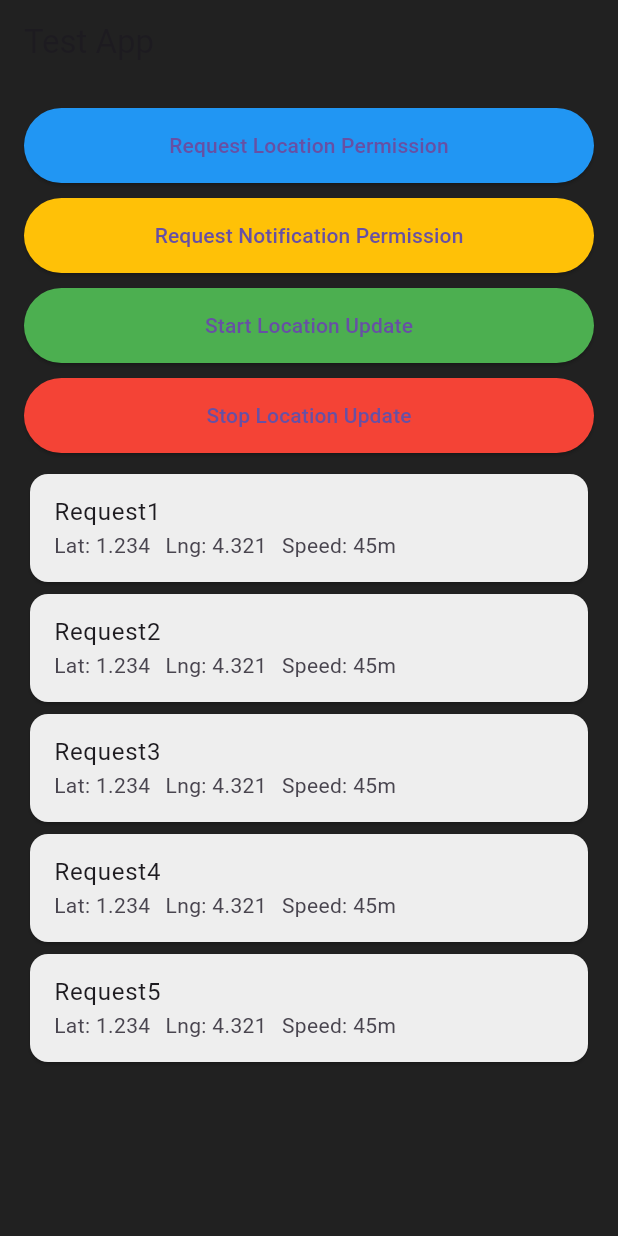
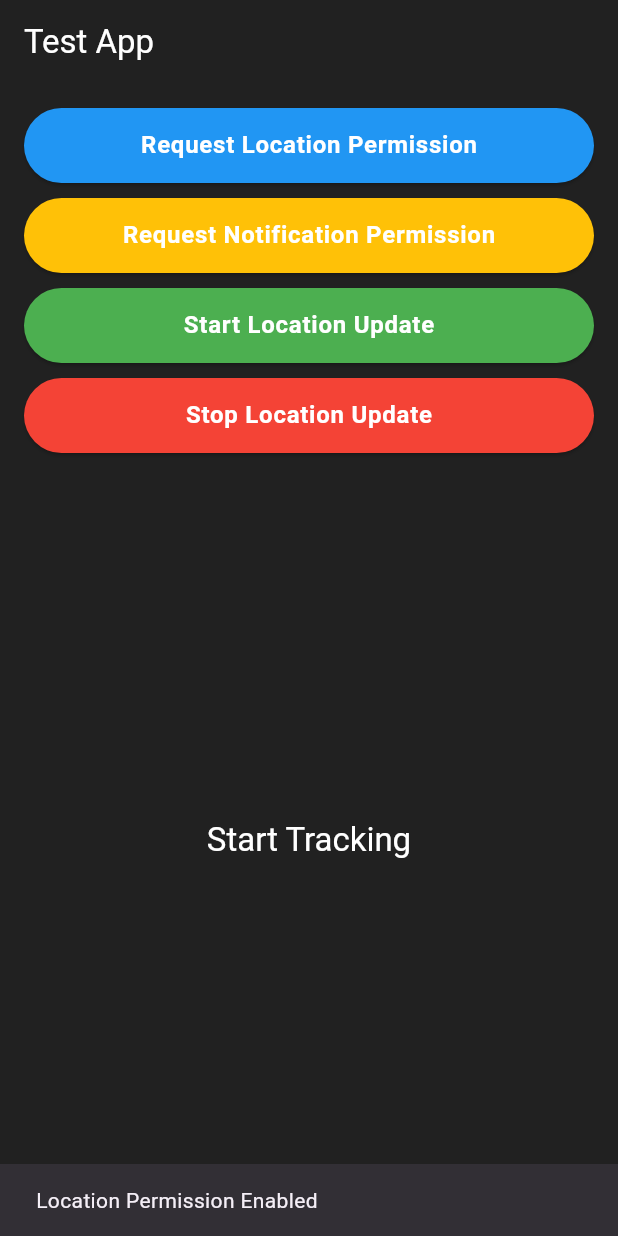
Before and after one commit to bijithpn/negup_test, a Flutter app: the screen it shows after launch, after a tap on "Request Location Permission", on a phone screen of 412 x 824 dp. Run offline on Flutter 3.47's test engine with Material 3 defaults, Android fonts, the phone set to English and light mode, and no system bars; our stand-ins replace flutter_local_notifications, geolocator, permission_handler.

Commit message:
added provider class and connect to widget, implement location and notification permissions

```diff
--- /dev/null
+++ b/devtools_options.yaml
@@ -0,0 +1,3 @@
+description: This file stores settings for Dart & Flutter DevTools.
+documentation: https://docs.flutter.dev/tools/devtools/extensions#configure-extension-enablement-states
+extensions:
--- /dev/null
+++ b/lib/core/providers/home_viewmodel.dart
@@ -0,0 +1,76 @@
+import 'dart:async';
+
+import 'package:flutter/material.dart';
+import 'package:geolocator/geolocator.dart';
+
+import '../services/services.dart';
+
+class HomeViewModel extends ChangeNotifier {
+  final List<Position> _currentPositions = [];
+  bool _isTracking = false;
+  Timer? _locationTimer;
+  final NotificationService notificationService = NotificationService();
+  final LocationService _locationService = LocationService();
+  final PermissionHandlerService permissionHandlerService =
+      PermissionHandlerService();
+
+  List<Position> get currentPositions => _currentPositions;
+  bool get isTracking => _isTracking;
+
+  Future<void> startTracking(BuildContext context) async {
+    bool hasLocationPermission =
+        await permissionHandlerService.requestLocationPermission();
+    if (hasLocationPermission == false) {
+      bool isPermanentlyDenied = await permissionHandlerService
+          .isLocationPermissionPermanentlyDenied();
+      if (isPermanentlyDenied) {
+        if (context.mounted) {
+          permissionHandlerService.showPermissionDialog(context);
+        }
+        return;
+      }
+    }
+    bool hasNotificationPermission =
+        await permissionHandlerService.requestNotificationPermission();
+    if (hasLocationPermission && hasNotificationPermission) {
+      _isTracking = true;
+      await getLocation();
+      _startLocationUpdates();
+      notifyListeners();
+    } else {
+      _isTracking = false;
+      notifyListeners();
+    }
+  }
+
+  void _startLocationUpdates() {
+    _locationTimer = Timer.periodic(const Duration(seconds: 30), (_) async {
+      await getLocation();
+    });
+  }
+
+  Future<void> getLocation() async {
+    try {
+      bool serviceEnabled = await Geolocator.isLocationServiceEnabled();
+      LocationPermission permission = await Geolocator.checkPermission();
+      if (!serviceEnabled || permission == LocationPermission.denied) {
+        return;
+      }
+      Position position = await _locationService.getCurrentLocation();
+      _currentPositions.add(position);
+      notificationService.showNotification(
+        title: "Location updated",
+        message: "Your location has been updated.",
+      );
+      notifyListeners();
+    } catch (e) {
+      debugPrint("Error fetching location: $e");
+    }
+  }
+
+  void stopTracking() {
+    _locationTimer?.cancel();
+    _isTracking = false;
+    notifyListeners();
+  }
+}
--- /dev/null
+++ b/lib/core/services/notification_service.dart
@@ -0,0 +1,28 @@
+import 'package:flutter_local_notifications/flutter_local_notifications.dart';
+
+class NotificationService {
+  final FlutterLocalNotificationsPlugin _notificationsPlugin =
+      FlutterLocalNotificationsPlugin();
+
+  NotificationService() {
+    _initializeNotifications();
+  }
+
+  void _initializeNotifications() {
+    const AndroidInitializationSettings initializationSettingsAndroid =
+        AndroidInitializationSettings('@mipmap/ic_launcher');
+    const InitializationSettings initializationSettings =
+        InitializationSettings(android: initializationSettingsAndroid);
+    _notificationsPlugin.initialize(initializationSettings);
+  }
+
+  Future<void> showNotification(
+      {required String title, required String message}) async {
+    const AndroidNotificationDetails androidDetails =
+        AndroidNotificationDetails('channel_id', 'channel_name');
+    const NotificationDetails notificationDetails =
+        NotificationDetails(android: androidDetails);
+    //Use same ID(0) for each notification to avoid cluttering the notification bar.
+    await _notificationsPlugin.show(0, title, message, notificationDetails);
+  }
+}
--- /dev/null
+++ b/lib/core/services/permission_handler_service.dart
@@ -0,0 +1,58 @@
+import 'package:permission_handler/permission_handler.dart';
+import 'package:flutter/material.dart';
+
+class PermissionHandlerService {
+  Future<bool> requestLocationPermission() async {
+    var status = await Permission.location.request();
+    if (status.isGranted) {
+      return true;
+    } else if (status.isDenied) {
+      return false;
+    } else if (status.isPermanentlyDenied) {
+      return false;
+    }
+    return false;
+  }
+
+  Future<bool> isLocationPermissionPermanentlyDenied() async {
+    var status = await Permission.location.status;
+    return status.isPermanentlyDenied;
+  }
+
+  Future<void> showPermissionDialog(BuildContext context) async {
+    showDialog(
+      context: context,
+      builder: (BuildContext context) {
+        return AlertDialog(
+          title: const Text('Location Permission Denied'),
+          content: const Text(
+              'Location permission has been permanently denied. Please enable it in the app settings to continue tracking location.'),
+          actions: [
+            TextButton(
+              onPressed: () {
+                Navigator.pop(context);
+                openAppSettings();
+              },
+              child: const Text('Go to Settings'),
+            ),
+            TextButton(
+              onPressed: () {
+                Navigator.pop(context);
+              },
+              child: const Text('Cancel'),
+            ),
+          ],
+        );
+      },
+    );
+  }
+
+  Future<bool> requestNotificationPermission() async {
+    var status = await Permission.notification.request();
+    if (status.isGranted) {
+      return true;
+    } else {
+      return false;
+    }
+  }
+}
--- /dev/null
+++ b/lib/core/services/services.dart
@@ -0,0 +1,3 @@
+export 'location_service.dart';
+export 'notification_service.dart';
+export 'permission_handler_service.dart';
--- a/lib/main.dart
+++ b/lib/main.dart
@@ -1,9 +1,12 @@
 import 'package:flutter/material.dart';
+import 'package:negup_test/core/providers/home_viewmodel.dart';
+import 'package:provider/provider.dart';
 
 import 'view/home/home.dart';
 
 void main() {
-  runApp(const MyApp());
+  runApp(ChangeNotifierProvider(
+      create: (context) => HomeViewModel(), child: const MyApp()));
 }
 
 class MyApp extends StatelessWidget {
@@ -12,7 +15,7 @@ class MyApp extends StatelessWidget {
   @override
   Widget build(BuildContext context) {
     return MaterialApp(
-      title: 'Flutter Demo',
+      title: 'Negup Test',
       theme: ThemeData(
         colorScheme: ColorScheme.fromSeed(seedColor: Colors.deepPurple),
         useMaterial3: true,
--- a/lib/view/home/home.dart
+++ b/lib/view/home/home.dart
@@ -1,4 +1,6 @@
 import 'package:flutter/material.dart';
+import 'package:negup_test/core/providers/home_viewmodel.dart';
+import 'package:provider/provider.dart';
 
 class HomeView extends StatelessWidget {
   const HomeView({super.key});
@@ -9,10 +11,16 @@ class HomeView extends StatelessWidget {
       home: Scaffold(
         backgroundColor: Colors.grey[900],
         appBar: AppBar(
-          title: const Text('Test App'),
+          title: Text('Test App',
+              style: Theme.of(context)
+                  .textTheme
+                  .titleLarge!
+                  .copyWith(color: Colors.white)),
           backgroundColor: Colors.grey[900],
         ),
-        body: Padding(
+        body: Consumer<HomeViewModel>(
+          builder: (context, viewModel, child) {
+            return Padding(
               padding: const EdgeInsets.all(16.0),
               child: Column(
                 children: [
@@ -21,10 +29,24 @@ class HomeView extends StatelessWidget {
                       minimumSize: const Size(double.infinity, 50),
                       backgroundColor: Colors.blue,
                     ),
-                onPressed: () {
-                  // Request Location Permission Logic
+                    onPressed: () async {
+                      var permissionstatus = await viewModel
+                          .permissionHandlerService
+                          .requestLocationPermission();
+                      if (context.mounted) {
+                        if (permissionstatus) {
+                          ScaffoldMessenger.of(context).showSnackBar(
+                              const SnackBar(
+                                  content:
+                                      Text("Location Permission Enabled")));
+                        }
+                      }
                     },
-                child: const Text('Request Location Permission'),
+                    child: Text('Request Location Permission',
+                        style: Theme.of(context).textTheme.bodyLarge!.copyWith(
+                              color: Colors.white,
+                              fontWeight: FontWeight.bold,
+                            )),
                   ),
                   const SizedBox(
                     height: 10,
@@ -34,10 +56,24 @@ class HomeView extends StatelessWidget {
                       minimumSize: const Size(double.infinity, 50),
                       backgroundColor: Colors.amber,
                     ),
-                onPressed: () {
-                  // Request Notification Permission Logic
+                    onPressed: () async {
+                      var permissionstatus = await viewModel
+                          .permissionHandlerService
+                          .requestNotificationPermission();
+                      if (permissionstatus) {
+                        if (context.mounted) {
+                          ScaffoldMessenger.of(context).showSnackBar(
+                              const SnackBar(
+                                  content:
+                                      Text("Notification Permission Enabled")));
+                        }
+                      }
                     },
-                child: const Text('Request Notification Permission'),
+                    child: Text('Request Notification Permission',
+                        style: Theme.of(context).textTheme.bodyLarge!.copyWith(
+                              color: Colors.white,
+                              fontWeight: FontWeight.bold,
+                            )),
                   ),
                   const SizedBox(
                     height: 10,
@@ -47,10 +83,12 @@ class HomeView extends StatelessWidget {
                       minimumSize: const Size(double.infinity, 50),
                       backgroundColor: Colors.green,
                     ),
-                onPressed: () {
-                  // Start Location Update Logic
-                },
-                child: const Text('Start Location Update'),
+                    onPressed: () => viewModel.startTracking(context),
+                    child: Text('Start Location Update',
+                        style: Theme.of(context).textTheme.bodyLarge!.copyWith(
+                              color: Colors.white,
+                              fontWeight: FontWeight.bold,
+                            )),
                   ),
                   const SizedBox(
                     height: 10,
@@ -60,40 +98,47 @@ class HomeView extends StatelessWidget {
                       minimumSize: const Size(double.infinity, 50),
                       backgroundColor: Colors.red,
                     ),
-                onPressed: () {
-                  // Stop Location Update Logic
-                },
-                child: const Text('Stop Location Update'),
+                    onPressed: () => viewModel.stopTracking(),
+                    child: Text('Stop Location Update',
+                        style: Theme.of(context).textTheme.bodyLarge!.copyWith(
+                              color: Colors.white,
+                              fontWeight: FontWeight.bold,
+                            )),
                   ),
                   const SizedBox(
                     height: 10,
                   ),
                   Expanded(
-                child: ListView.builder(
-                  itemCount: 5, // Number of location requests
+                    child: viewModel.currentPositions.isNotEmpty
+                        ? ListView.builder(
+                            itemCount: viewModel.currentPositions.length,
                             itemBuilder: (context, index) {
-                    return Card(
-                      color: Colors.grey[200],
-                      child: ListTile(
-                        title: Text('Request${index + 1}'),
-                        subtitle: const Row(
-                          children: [
-                            Text('Lat: 1.234'),
-                            SizedBox(width: 10),
-                            Text('Lng: 4.321'),
-                            SizedBox(width: 10),
-                            Text('Speed: 45m'),
+                              final position =
+                                  viewModel.currentPositions[index];
+                              return ListTile(
+                                title: Text(
+                                    "Lat: ${position.latitude}, Long: ${position.longitude} speed: ${position.speed.round()}",
+                                    style: Theme.of(context)
+                                        .textTheme
+                                        .bodyLarge!
+                                        .copyWith(color: Colors.white)),
+                              );
+                            },
+                          )
+                        : Center(
+                            child: Text('Start Tracking',
+                                style: Theme.of(context)
+                                    .textTheme
+                                    .titleLarge!
+                                    .copyWith(color: Colors.white)),
+                          ),
+                  )
                 ],
-                        ),
               ),
             );
           },
         ),
       ),
-            ],
-          ),
-        ),
-      ),
     );
   }
 }
```
Also changed, not shown: lib/core/services/location_service.dart (added, +11 -0 lines), 3 other files. Lines whose indentation alone changed are shown as unchanged.
